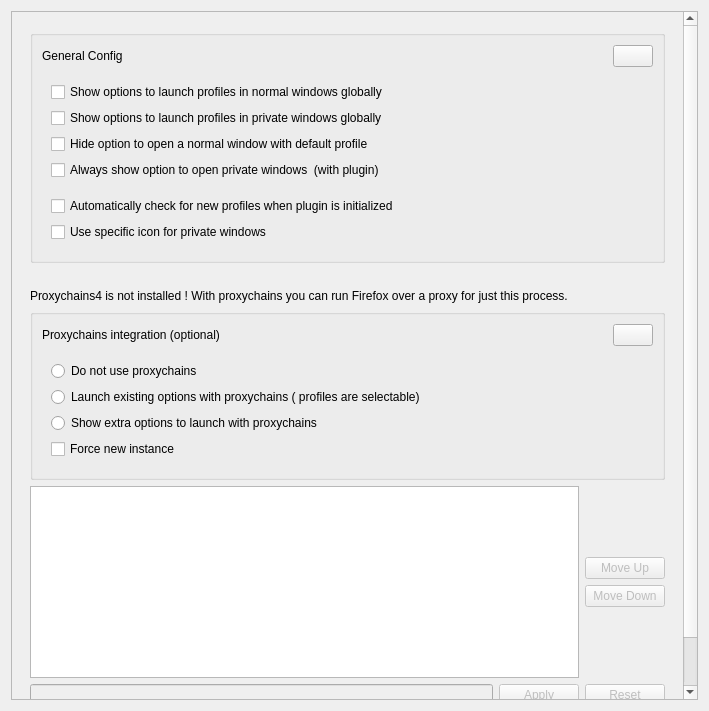
Old version of the form src/config/firefoxprofilerunner_config.ui in the repository alex1701c/krunner-firefox.
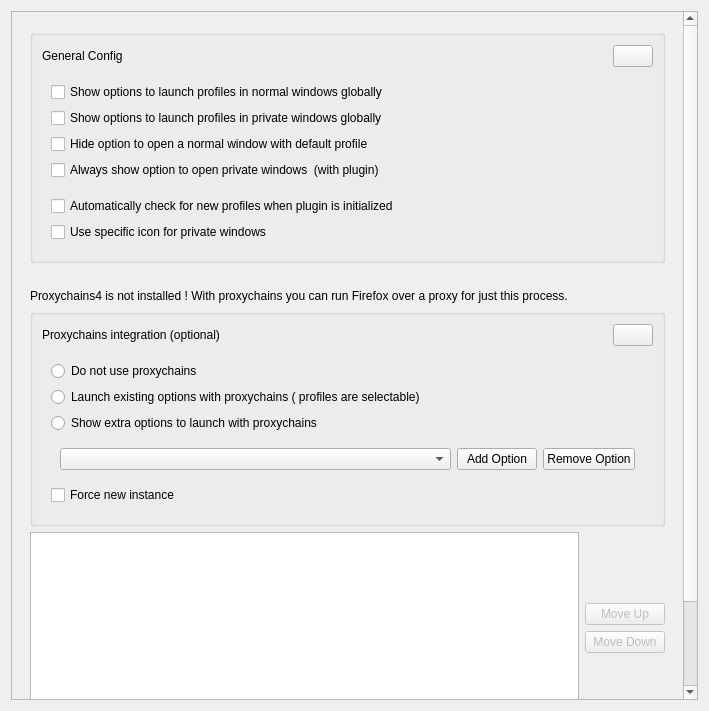
New version of the form.

Commit message: Start implementing extra options, adjust settings, optimize

What changed in the file:
```diff
--- a/src/config/firefoxprofilerunner_config.ui
+++ b/src/config/firefoxprofilerunner_config.ui
@@ -51,9 +51,9 @@
       <property name="geometry">
        <rect>
         <x>0</x>
-        <y>0</y>
+        <y>-153</y>
         <width>673</width>
-        <height>805</height>
+        <height>850</height>
        </rect>
       </property>
       <property name="maximumSize">
@@ -281,6 +281,8 @@
                      </widget>
                     </item>
                     <item>
+                     <layout class="QVBoxLayout" name="verticalLayout_3">
+                      <item>
                      <widget class="QRadioButton" name="showExtraOptionRadioButton">
                       <property name="toolTip">
                        <string>Show additional launch options with proxychains instead of changing the existing ones</string>
@@ -289,6 +291,38 @@
                        <string>Show extra options to launch with proxychains</string>
                       </property>
                      </widget>
+                      </item>
+                      <item>
+                       <widget class="QWidget" name="proxychainsExtraControlsWidget" native="true">
+                        <layout class="QHBoxLayout" name="horizontalLayout_4">
+                         <item>
+                          <widget class="QComboBox" name="proxychainsExtraComboBox">
+                           <property name="sizePolicy">
+                            <sizepolicy hsizetype="Expanding" vsizetype="Fixed">
+                             <horstretch>0</horstretch>
+                             <verstretch>0</verstretch>
+                            </sizepolicy>
+                           </property>
+                          </widget>
+                         </item>
+                         <item alignment="Qt::AlignRight">
+                          <widget class="QPushButton" name="proxychainsExtraAddPushButton">
+                           <property name="text">
+                            <string>Add Option</string>
+                           </property>
+                          </widget>
+                         </item>
+                         <item alignment="Qt::AlignRight">
+                          <widget class="QPushButton" name="proxychainsExtraRemovePushButton">
+                           <property name="text">
+                            <string>Remove Option</string>
+                           </property>
+                          </widget>
+                         </item>
+                        </layout>
+                       </widget>
+                      </item>
+                     </layout>
                     </item>
                     <item>
                      <widget class="QCheckBox" name="forceNewInstanceCheckBox">
```
Lines whose indentation alone changed are shown as unchanged. The commit also changes 2 other files.
